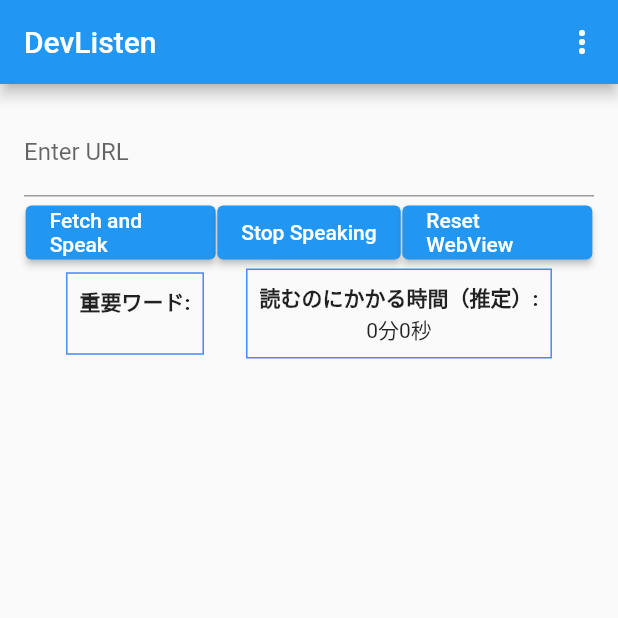
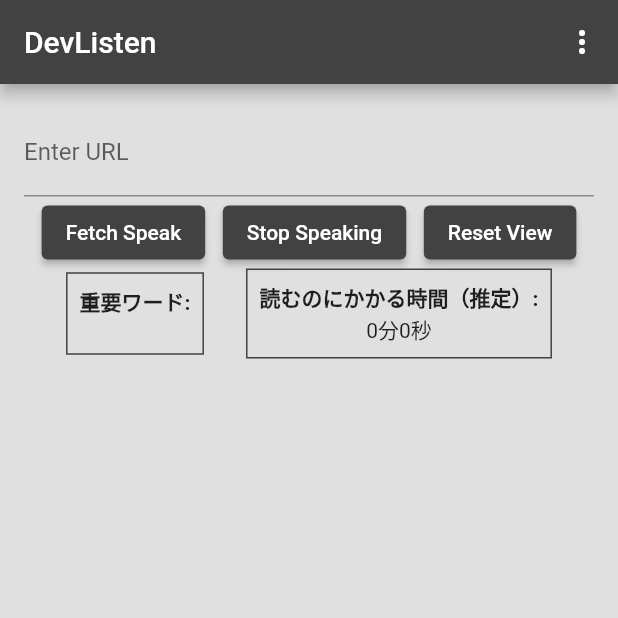
Before and after one commit to Kento210/DevListen, a Flutter app: the screen it shows after launch, on a phone screen of 412 x 824 dp, the top half of it. Run offline on Flutter 3.47's test engine with Material 2 defaults, Android fonts, the phone set to English and light mode, and no system bars; our stand-ins replace flutter_tts, webview_flutter.

Commit message:
色の変更、UIの微調整

```diff
--- a/lib/my_home_page.dart
+++ b/lib/my_home_page.dart
@@ -26,8 +26,10 @@
   @override
   Widget build(BuildContext context) {
     return Scaffold(
+      backgroundColor: Colors.grey[300],  // Scaffoldの背景色を明るい灰色に
       appBar: AppBar(
         title: Text('DevListen'),
+        backgroundColor: Colors.grey[800],  // AppBarの背景色を灰色に
         actions: [
           // 右上のポップアップメニュー
           PopupMenuButton(
@@ -96,8 +98,9 @@
                       speak(plainText);
                       setState(() {});
                     },
-                    child: Text('Fetch and Speak'),
+                    child: Text('Fetch Speak'),
                     style: ElevatedButton.styleFrom(
+                      primary: Colors.grey[800],  // ボタンの背景色を灰色に
                       alignment: Alignment.center,
                     ),
                   ),
@@ -110,6 +113,7 @@
                     },
                     child: Text('Stop Speaking'),
                     style: ElevatedButton.styleFrom(
+                      primary: Colors.grey[800],
                       alignment: Alignment.center,
                     ),
                   ),
@@ -122,8 +126,9 @@
                         _webViewController!.loadUrl(url);
                       }
                     },
-                    child: Text('Reset WebView'),
+                    child: Text('Reset View'),
                     style: ElevatedButton.styleFrom(
+                      primary: Colors.grey[800],
                       alignment: Alignment.center,
                     ),
                   ),
@@ -138,7 +143,7 @@
                 Container(
                   padding: EdgeInsets.all(8.0),
                   decoration: BoxDecoration(
-                    border: Border.all(color: Colors.blueAccent),
+                    border: Border.all(color: Colors.grey[800]!),
                   ),
                   child: Column(
                     children: [
@@ -154,7 +159,7 @@
                 Container(
                   padding: EdgeInsets.all(8.0),
                   decoration: BoxDecoration(
-                    border: Border.all(color: Colors.blueAccent),
+                    border: Border.all(color: Colors.grey[800]!),
                   ),
                   child: Column(
                     children: [
```
